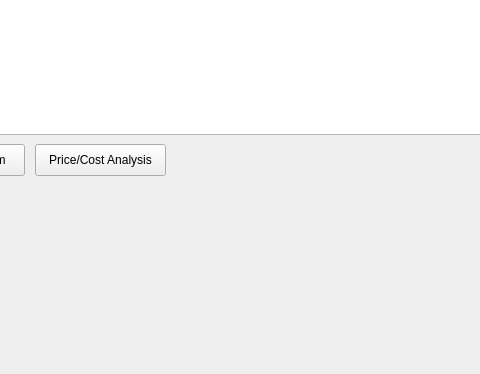
First picture: the form in inventoryview.ui, repository pjpassero/StoreManager, before the edit; both pictures show x 205 to 685 and y 226 to 600 of the 800 by 600 pixel window.
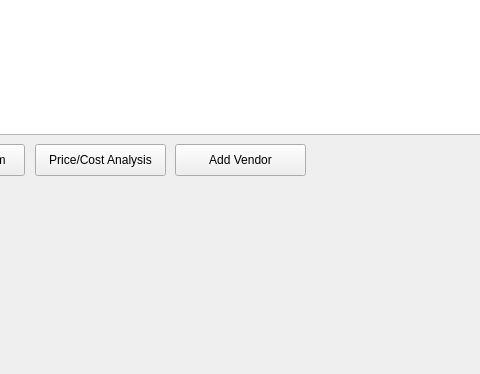
Second picture: the form after the edit.

Commit message: Added a new view to add new vendors. Changed the supplier relation to vendor instead. This makes it so terms are continous throughout the app. Added fields to the vendor relation to store more data about the individual vendors.

Diff of the .ui file:
```diff
--- a/inventoryview.ui
+++ b/inventoryview.ui
@@ -98,6 +98,19 @@
      <string>Price/Cost Analysis</string>
     </property>
    </widget>
+   <widget class="QPushButton" name="addVendor">
+    <property name="geometry">
+     <rect>
+      <x>380</x>
+      <y>370</y>
+      <width>131</width>
+      <height>32</height>
+     </rect>
+    </property>
+    <property name="text">
+     <string>Add Vendor</string>
+    </property>
+   </widget>
   </widget>
   <widget class="QMenuBar" name="menubar">
    <property name="geometry">
```
The commit also changes 15 other files.
